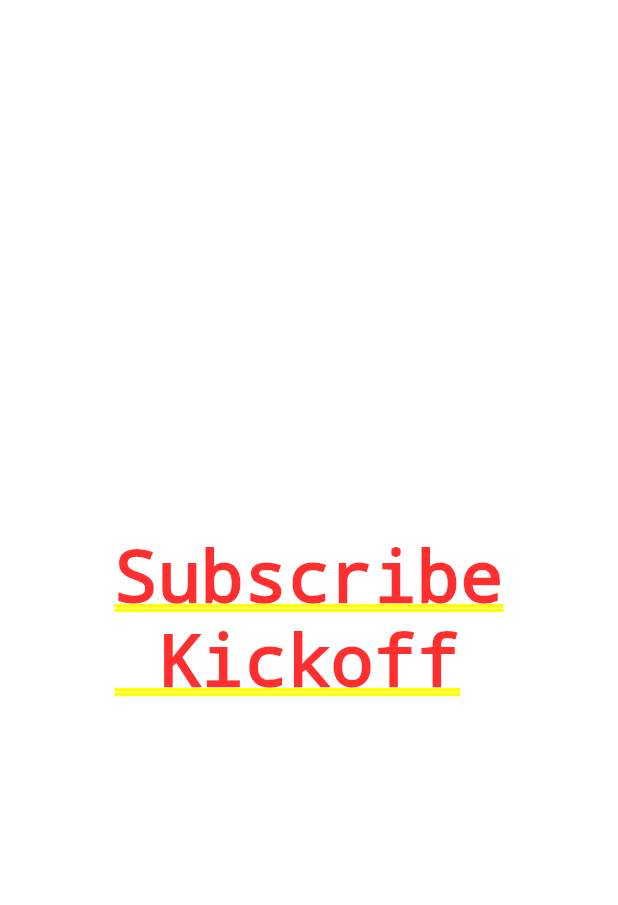
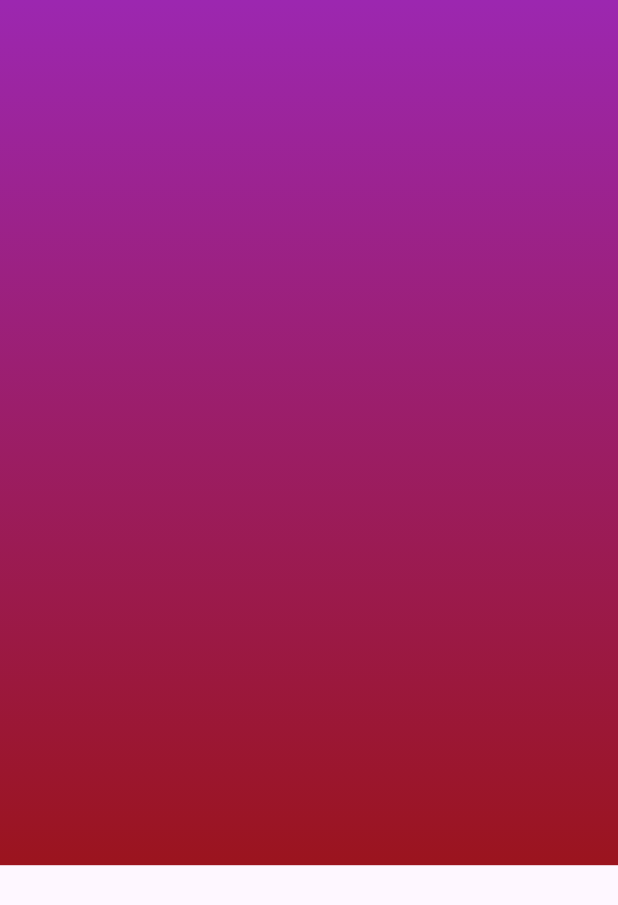
Before and after one commit to olger19/login, a Flutter app: the screen it shows after launch, on a phone screen of 412 x 824 dp. Shown: the top 905 px of the screen. Run offline on Flutter 3.47's test engine with Material 3 defaults, Android fonts, the phone set to English and light mode, and no system bars.

Commit message:
added login_page custom_clipper

```diff
--- /dev/null
+++ b/lib/custom_clipper.dart
@@ -0,0 +1,9 @@
+class CustomClipper extends CustomClipper<Path> {
+
+  @override
+  Path getClip(Size size) {
+  }
+
+  @override
+  bool shouldReclip(CustomClipper<Path> oldClipper) => false;
+}
--- a/lib/login_page.dart
+++ b/lib/login_page.dart
@@ -1,15 +1,47 @@
 import 'package:flutter/material.dart';
 
-class MyWidget extends StatefulWidget {
-  const MyWidget({super.key});
+class LoginPage extends StatefulWidget {
+  const LoginPage({super.key});
 
   @override
-  State<MyWidget> createState() => _MyWidgetState();
+  State<LoginPage> createState() => _MyWidgetState();
 }
 
-class _MyWidgetState extends State<MyWidget> {
+class _MyWidgetState extends State<LoginPage> {
   @override
   Widget build(BuildContext context) {
-    return const Placeholder();
+    return Scaffold(
+      body: SingleChildScrollView(
+        child: Column(
+          children: [
+            SizedBox(
+              height: MediaQuery.sizeOf(context).height * 0.7,
+              width: double.infinity,
+              child: _buildInputFields(),
+            ),
+            _buildInputFields(),
+          ],
+        ),
+      ),
+    );
+  }
+
+  Widget _buildInputFields() {
+    return Container(
+      //color: Colors.red,
+      decoration: const BoxDecoration(
+          gradient: LinearGradient(
+        colors: [
+          Colors.purple,
+          Color.fromRGBO(155, 20, 30, 230),
+        ],
+        begin: Alignment.topCenter,
+        end: Alignment.bottomCenter,
+      )),
+    );
+  }
+
+  Widget _buildSocialLogins() {
+    return Container();
   }
 }
--- a/lib/main.dart
+++ b/lib/main.dart
@@ -1,4 +1,5 @@
 import 'package:flutter/material.dart';
+import 'package:login/login_page.dart';
 
 void main() {
   runApp(const MyApp());
@@ -11,11 +12,11 @@ class MyApp extends StatelessWidget {
   @override
   Widget build(BuildContext context) {
     return MaterialApp(
-      title: 'Flutter Demo',
-      debugShowCheckedModeBanner: false, //
+      title: 'Flutter Demo Login',
+      debugShowCheckedModeBanner: false, //Remove banner
       theme: ThemeData.light(),
       home: const Center(
-        child: Text("Subscribe\n Kickoff"),
+        child: LoginPage(),
       ),
     );
   }
```
